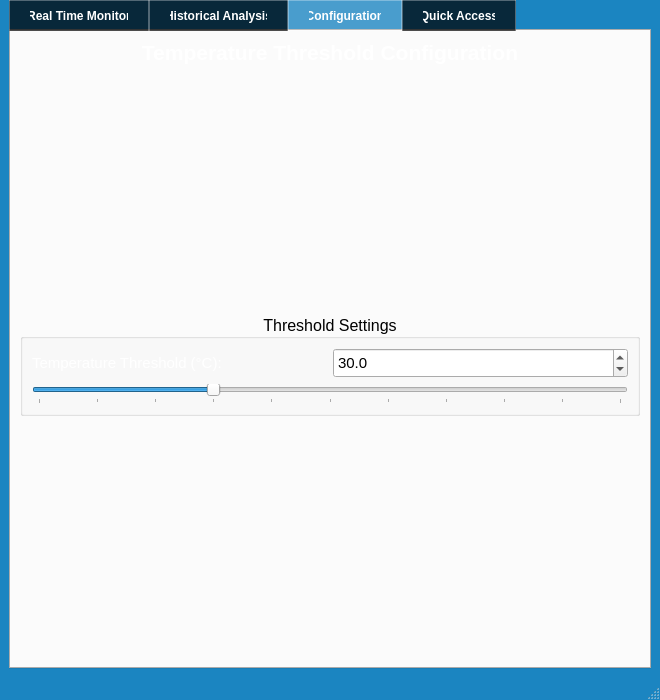
Old version of the form Modern_Cpp_Project/Implementation/server/server.ui in the repository salah0eldin/Embedded_Linux_Diploma_Projects.
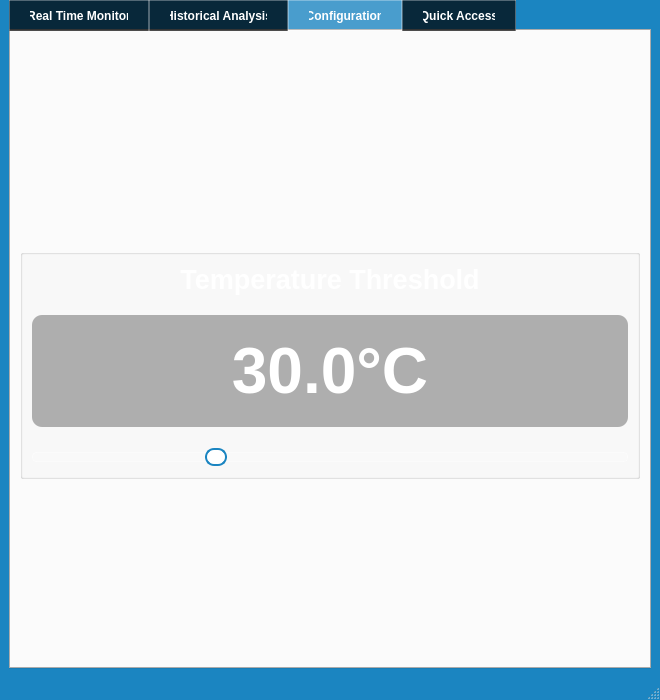
New version of the form. The open tabs and pages were chosen to show the change. Icons and pictures are not drawn.

Commit message: sensors_actuators ui done

Diff of the .ui file:
```diff
--- a/Modern_Cpp_Project/Implementation/server/server.ui
+++ b/Modern_Cpp_Project/Implementation/server/server.ui
@@ -280,9 +280,6 @@
        <layout class="QVBoxLayout" name="verticalLayout_4">
         <item>
          <widget class="QLabel" name="labelConfigTitle">
-          <property name="text">
-           <string>Temperature Threshold Configuration</string>
-          </property>
           <property name="alignment">
            <set>Qt::AlignCenter</set>
           </property>
@@ -310,9 +307,6 @@
         </item>
         <item>
          <widget class="QGroupBox" name="groupBoxThreshold">
-          <property name="title">
-           <string>Threshold Settings</string>
-          </property>
           <property name="alignment">
            <set>Qt::AlignCenter</set>
           </property>
@@ -322,48 +316,55 @@
            </font>
           </property>
           <layout class="QVBoxLayout" name="verticalLayout_5">
+           <property name="spacing">
+            <number>20</number>
+           </property>
            <item>
-            <layout class="QHBoxLayout" name="horizontalLayout_2">
-             <item>
-              <widget class="QLabel" name="labelThreshold">
+            <widget class="QLabel" name="labelThresholdTitle">
                <property name="text">
-                <string>Temperature Threshold (°C):</string>
-               </property>
+              <string>Temperature Threshold</string>
+             </property>
+             <property name="alignment">
+              <set>Qt::AlignCenter</set>
+             </property>
                <property name="font">
                 <font>
-                 <pointsize>11</pointsize>
-                </font>
-               </property>
+               <pointsize>20</pointsize>
+               <weight>75</weight>
+               <bold>true</bold>
+              </font>
+             </property>
+             <property name="styleSheet">
+              <string notr="true">QLabel {
+    color: white;
+}</string>
+             </property>
               </widget>
              </item>
              <item>
-              <widget class="QDoubleSpinBox" name="spinBoxThreshold">
-               <property name="minimum">
-                <double>0.000000000000000</double>
-               </property>
-               <property name="maximum">
-                <double>100.000000000000000</double>
-               </property>
-               <property name="value">
-                <double>30.000000000000000</double>
-               </property>
-               <property name="decimals">
-                <number>1</number>
-               </property>
-               <property name="minimumSize">
-                <size>
-                 <width>120</width>
-                 <height>30</height>
-                </size>
-               </property>
+            <widget class="QLabel" name="labelThresholdValue">
+             <property name="text">
+              <string>30.0°C</string>
+             </property>
+             <property name="alignment">
+              <set>Qt::AlignCenter</set>
+             </property>
                <property name="font">
                 <font>
-                 <pointsize>11</pointsize>
-                </font>
-               </property>
-              </widget>
-             </item>
-            </layout>
+               <pointsize>48</pointsize>
+               <weight>75</weight>
+               <bold>true</bold>
+              </font>
+             </property>
+             <property name="styleSheet">
+              <string notr="true">QLabel {
+    color: white;
+    background-color: rgba(0, 0, 0, 0.3);
+    border-radius: 10px;
+    padding: 20px;
+}</string>
+             </property>
+            </widget>
            </item>
            <item>
             <widget class="QSlider" name="sliderThreshold">
@@ -385,6 +386,24 @@
              <property name="tickInterval">
               <number>10</number>
              </property>
+             <property name="styleSheet">
+              <string notr="true">QSlider::groove:horizontal {
+    border: 1px solid rgba(255, 255, 255, 0.3);
+    height: 8px;
+    background: rgba(255, 255, 255, 0.2);
+    border-radius: 4px;
+}
+QSlider::handle:horizontal {
+    background: white;
+    border: 2px solid #1b85c1;
+    width: 18px;
+    margin: -5px 0;
+    border-radius: 9px;
+}
+QSlider::handle:horizontal:hover {
+    background: #e0e0e0;
+}</string>
+             </property>
             </widget>
            </item>
           </layout>
```
Lines whose indentation alone changed are shown as unchanged. The commit also changes 5 other files.
